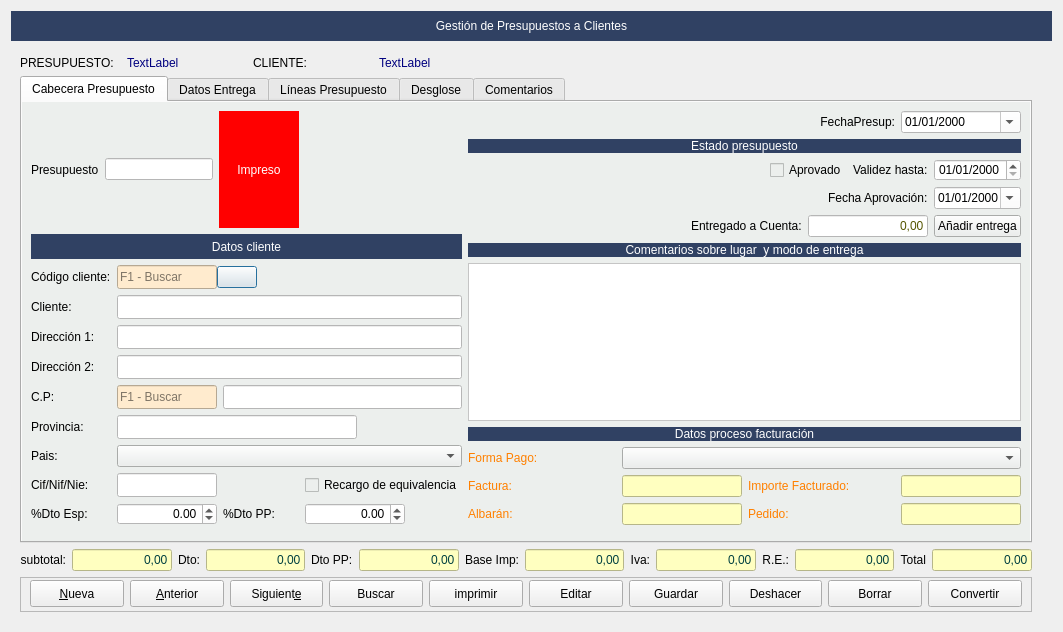
Above: Zona_Ventas/frmpresupuestoscli.ui from arcnexus/RedFoX before the change. Below: the same form after it.
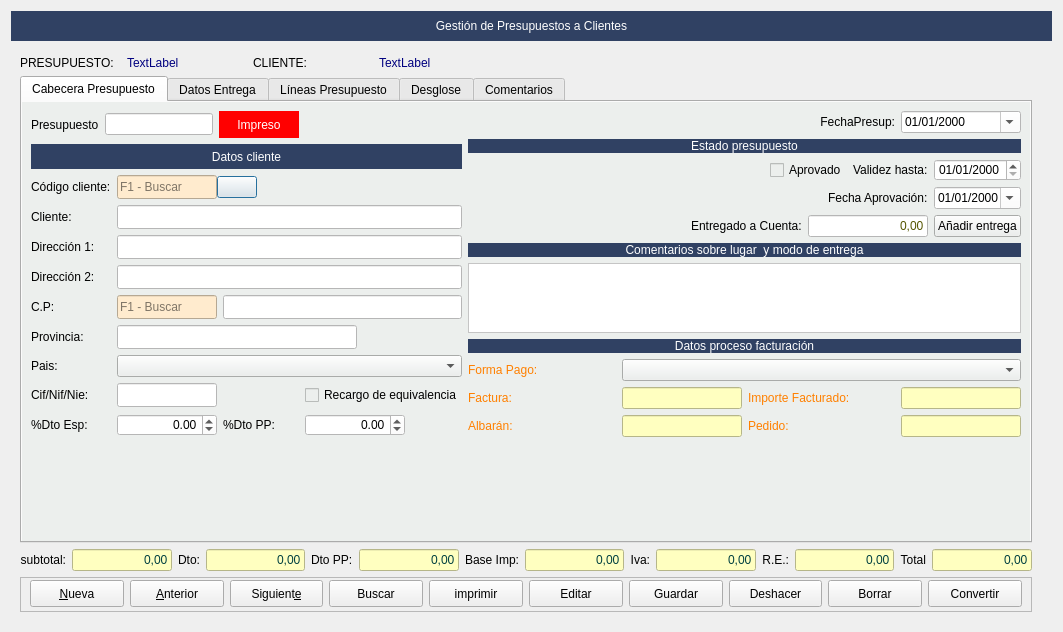
That is the form after the change. Icons and pictures are not drawn.

Diff of the .ui file:
```diff
--- a/Zona_Ventas/frmpresupuestoscli.ui
+++ b/Zona_Ventas/frmpresupuestoscli.ui
@@ -796,6 +796,12 @@
                  <height>0</height>
                 </size>
                </property>
+               <property name="maximumSize">
+                <size>
+                 <width>16777215</width>
+                 <height>27</height>
+                </size>
+               </property>
                <property name="styleSheet">
                 <string notr="true">background-color: rgb(255, 0, 0);
 color: rgb(255, 255, 255);</string>
```
